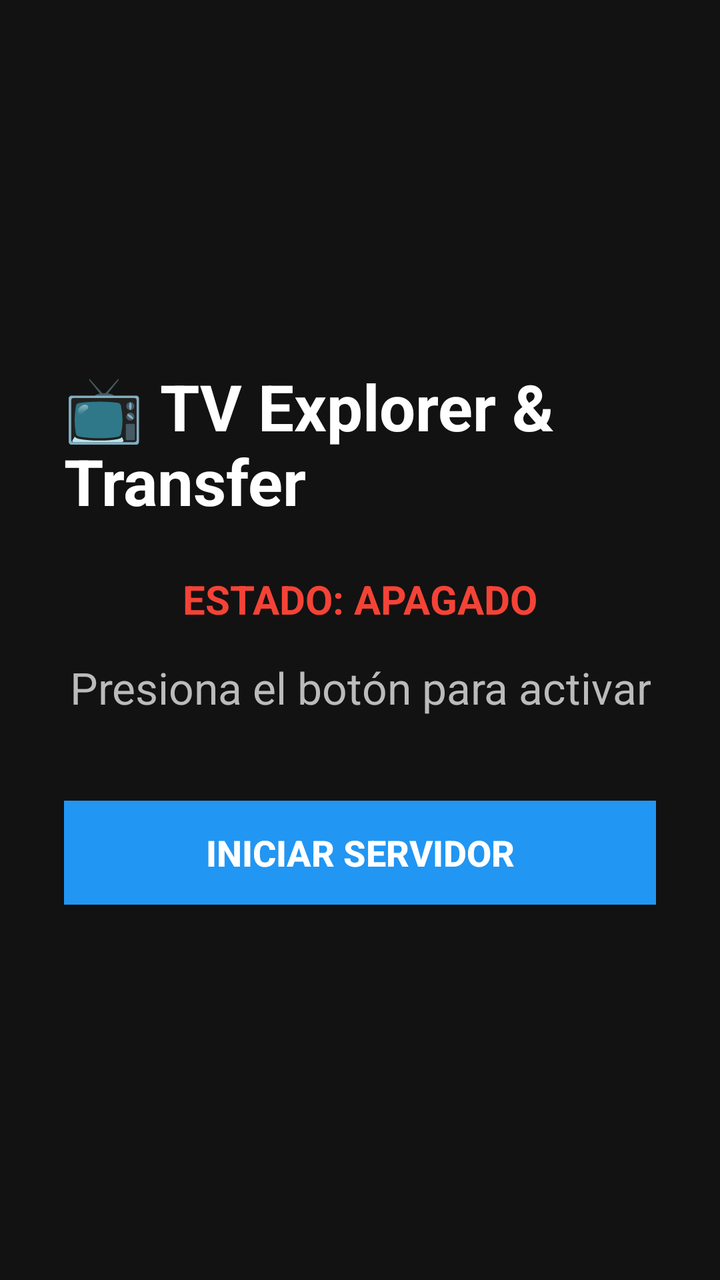
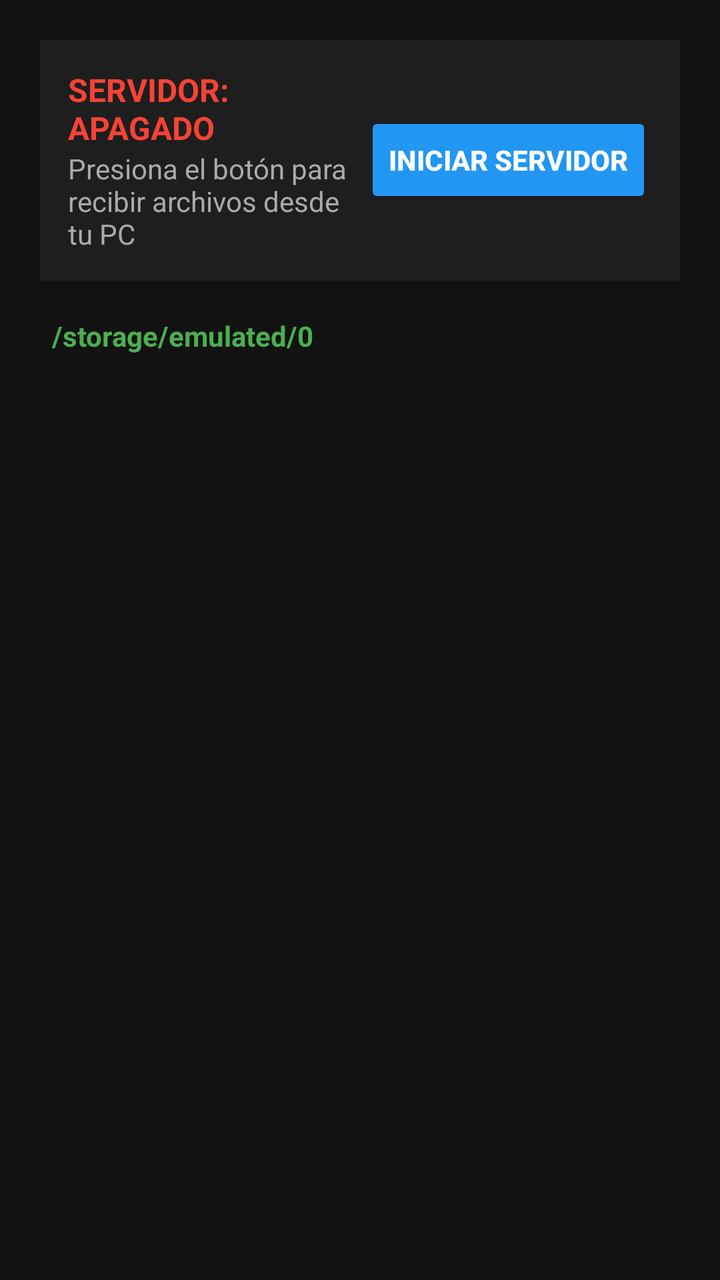

Before-and-after screenshots of an Android layout around one commit, followed by the original layout XML and the change that was made.
<!-- AndroidManifest.xml: application theme Theme.AppCompat.NoActionBar -->
<!-- res/layout/activity_main.xml -->
<?xml version="1.0" encoding="utf-8"?>
<LinearLayout xmlns:android="http://schemas.android.com/apk/res/android"
    android:layout_width="match_parent"
    android:layout_height="match_parent"
    android:background="#121212"
    android:gravity="center"
    android:orientation="vertical"
    android:padding="32dp">

    
    <TextView
        android:layout_width="wrap_content"
        android:layout_height="wrap_content"
        android:text="📺 TV Explorer &amp; Transfer"
        android:textColor="#FFFFFF"
        android:textSize="32sp"
        android:textStyle="bold"
        android:layout_marginBottom="24dp" />

    
    <TextView
        android:id="@+id/tvStatus"
        android:layout_width="wrap_content"
        android:layout_height="wrap_content"
        android:text="ESTADO: APAGADO"
        android:textColor="#F44336"
        android:textSize="20sp"
        android:textStyle="bold"
        android:layout_marginBottom="16dp" />

    
    <TextView
        android:id="@+id/tvIpAddress"
        android:layout_width="wrap_content"
        android:layout_height="wrap_content"
        android:gravity="center"
        android:text="Presiona el botón para activar"
        android:textColor="#BBBBBB"
        android:textSize="22sp"
        android:lineSpacingExtra="6dp"
        android:layout_marginBottom="36dp" />

    
    <Button
        android:id="@+id/btnToggleServer"
        android:layout_width="320dp"
        android:layout_height="64dp"
        android:backgroundTint="#2196F3"
        android:text="INICIAR SERVIDOR"
        android:textColor="#FFFFFF"
        android:textSize="18sp"
        android:textStyle="bold"
        android:focusable="true"
        android:clickable="true" />

</LinearLayout>
<!-- resources referenced by this layout -->
<resources>

</resources>

<!-- the commit's change to res/layout/activity_main.xml (unified diff, before → after) -->
@@ -3,54 +3,75 @@
     android:layout_width="match_parent"
     android:layout_height="match_parent"
     android:background="#121212"
-    android:gravity="center"
     android:orientation="vertical"
-    android:padding="32dp">
+    android:padding="20dp">
+
+    
+    <LinearLayout
+        android:layout_width="match_parent"
+        android:layout_height="wrap_content"
+        android:gravity="center_vertical"
+        android:orientation="horizontal"
+        android:background="#1E1E1E"
+        android:padding="14dp"
+        android:layout_marginBottom="12dp">
+
+        <LinearLayout
+            android:layout_width="0dp"
+            android:layout_height="wrap_content"
+            android:layout_weight="1"
+            android:orientation="vertical">
+
+            <TextView
+                android:id="@+id/tvStatus"
+                android:layout_width="wrap_content"
+                android:layout_height="wrap_content"
+                android:text="SERVIDOR: APAGADO"
+                android:textColor="#F44336"
+                android:textSize="16sp"
+                android:textStyle="bold" />
+
+            <TextView
+                android:id="@+id/tvIpAddress"
+                android:layout_width="wrap_content"
+                android:layout_height="wrap_content"
+                android:text="Presiona el botón para recibir archivos desde tu PC"
+                android:textColor="#AAAAAA"
+                android:textSize="14sp" />
+        </LinearLayout>
+
+        <Button
+            android:id="@+id/btnToggleServer"
+            android:layout_width="wrap_content"
+            android:layout_height="wrap_content"
+            android:backgroundTint="#2196F3"
+            android:focusable="true"
+            android:text="INICIAR SERVIDOR"
+            android:textColor="#FFFFFF"
+            android:textSize="14sp"
+            android:textStyle="bold" />
+    </LinearLayout>
 
     
     <TextView
-        android:layout_width="wrap_content"
+        android:id="@+id/tvCurrentPath"
+        android:layout_width="match_parent"
         android:layout_height="wrap_content"
-        android:text="📺 TV Explorer &amp; Transfer"
-        android:textColor="#FFFFFF"
-        android:textSize="32sp"
+        android:text="/storage/emulated/0"
+        android:textColor="#4CAF50"
+        android:textSize="14sp"
         android:textStyle="bold"
-        android:layout_marginBottom="24dp" />
+        android:padding="6dp" />
 
     
-    <TextView
-        android:id="@+id/tvStatus"
-        android:layout_width="wrap_content"
-        android:layout_height="wrap_content"
-        android:text="ESTADO: APAGADO"
-        android:textColor="#F44336"
-        android:textSize="20sp"
-        android:textStyle="bold"
-        android:layout_marginBottom="16dp" />
-
-    
-    <TextView
-        android:id="@+id/tvIpAddress"
-        android:layout_width="wrap_content"
-        android:layout_height="wrap_content"
-        android:gravity="center"
-        android:text="Presiona el botón para activar"
-        android:textColor="#BBBBBB"
-        android:textSize="22sp"
-        android:lineSpacingExtra="6dp"
-        android:layout_marginBottom="36dp" />
-
-    
-    <Button
-        android:id="@+id/btnToggleServer"
-        android:layout_width="320dp"
-        android:layout_height="64dp"
-        android:backgroundTint="#2196F3"
-        android:text="INICIAR SERVIDOR"
-        android:textColor="#FFFFFF"
-        android:textSize="18sp"
-        android:textStyle="bold"
-        android:focusable="true"
-        android:clickable="true" />
+    <ListView
+        android:id="@+id/lvFiles"
+        android:layout_width="match_parent"
+        android:layout_height="0dp"
+        android:layout_weight="1"
+        android:choiceMode="singleChoice"
+        android:divider="#2A2A2A"
+        android:dividerHeight="1dp"
+        android:focusable="true" />
 
 </LinearLayout>
